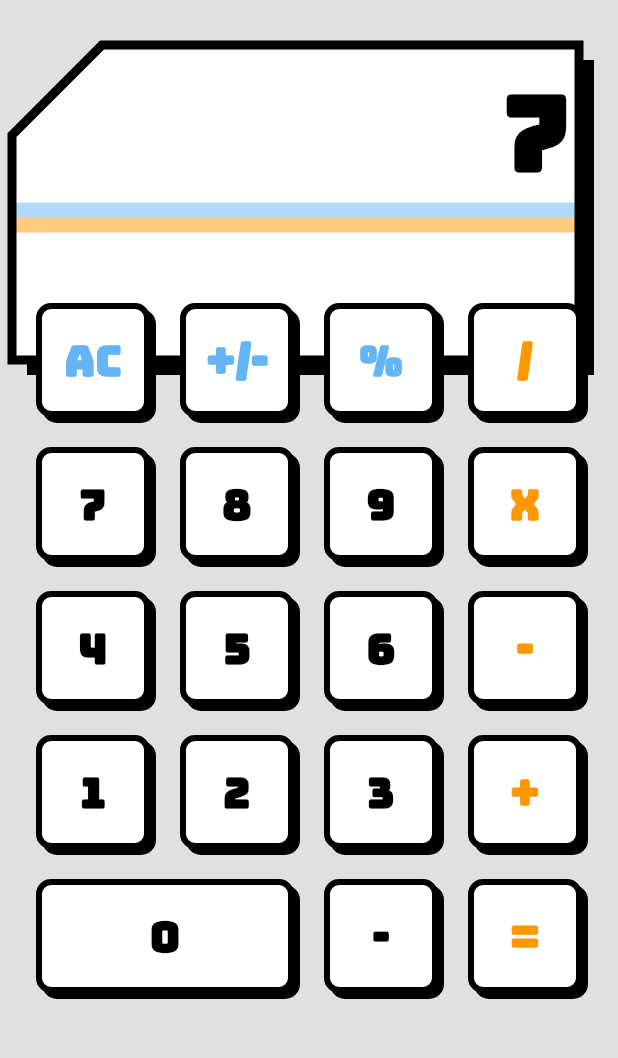
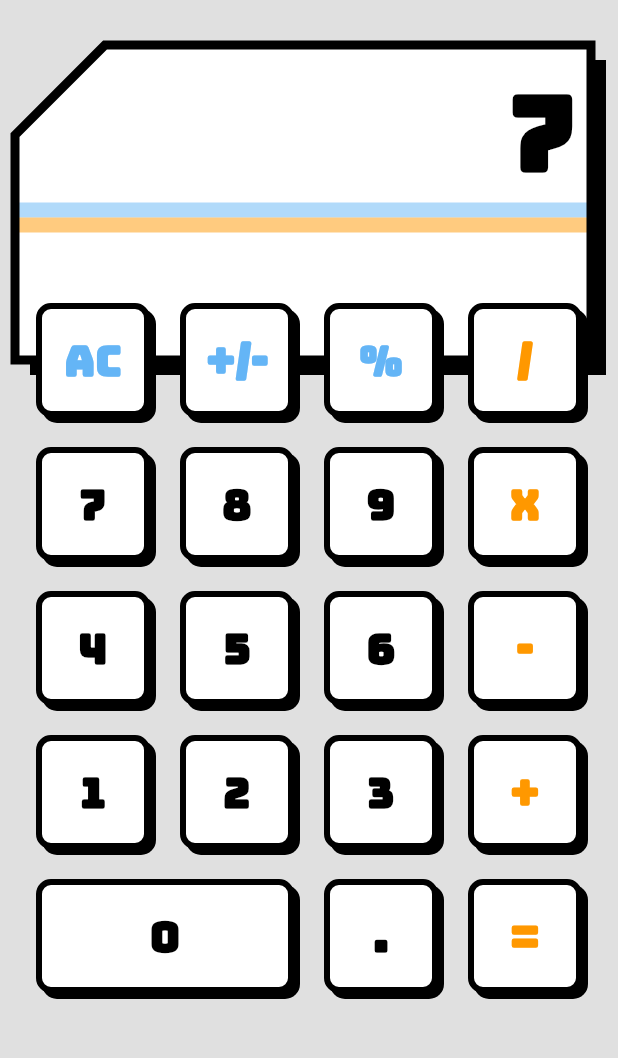
Before and after one commit to infiniteoverflow/casio_calculator, a Flutter app: the screen it shows after launch, after a tap on an icon or button, on a phone screen of 412 x 824 dp, the part 177-1235 px from its top. Run offline on Flutter 3.47's test engine with Material 2 defaults, Android fonts, the phone set to English and light mode, and no system bars; our stand-ins replace google_fonts; Roboto replaces fonts that are missing (Michroma).

Commit message:
UI changes

```diff
--- a/lib/app_constants.dart
+++ b/lib/app_constants.dart
@@ -31,7 +31,7 @@ class CalculatorKeys {
     ['3', KColors.primaryColor, KeyTypes.digit],
     ['+', KColors.operatorColor, KeyTypes.operator],
     ['0', KColors.primaryColor, KeyTypes.digit],
-    ['-', KColors.primaryColor, KeyTypes.digit],
+    ['.', KColors.primaryColor, KeyTypes.digit],
     ['=', KColors.operatorColor, KeyTypes.operator],
   ];
 }
--- a/lib/components/calculator_page.dart
+++ b/lib/components/calculator_page.dart
@@ -85,8 +85,8 @@ class _CalculatorPageState extends State<CalculatorPage> {
                 Expanded(
                   child: Padding(
                     padding: const EdgeInsets.all(8.0).copyWith(
-                      left: 8,
-                      right: 16,
+                      left: 10,
+                      right: 8,
                     ),
                     child: Stack(
                       children: [
@@ -103,19 +103,20 @@ class _CalculatorPageState extends State<CalculatorPage> {
                               Align(
                                 alignment: Alignment.centerRight,
                                 child: Padding(
-                                  padding: const EdgeInsets.only(right: 16.0),
+                                  padding: const EdgeInsets.only(right: 20.0),
                                   child: ValueListenableBuilder(
                                     valueListenable:
-                                        Notifiers.mainDigitsNotifier,
+                                        Notifiers.screenDisplayNotifier,
                                     builder: (context, value, _) {
-                                      String digits = value.toString();
+                                      String screenDisplayText =
+                                          value == '' ? '0' : value;
 
                                       return Text(
-                                        value.toString(),
+                                        screenDisplayText,
                                         style: GoogleFonts.bungee(
                                           fontSize: 70,
                                           fontWeight: FontWeight.bold,
-                                          color: digits == '0'
+                                          color: screenDisplayText == '0'
                                               ? Colors.grey
                                               : Colors.black,
                                         ),
@@ -126,12 +127,12 @@ class _CalculatorPageState extends State<CalculatorPage> {
                               ),
                               Container(
                                 height: 10,
-                                width: MediaQuery.of(context).size.width - 34,
+                                width: MediaQuery.of(context).size.width - 30,
                                 color: KColors.actionColor?.withOpacity(0.5),
                               ),
                               Container(
                                 height: 10,
-                                width: MediaQuery.of(context).size.width - 34,
+                                width: MediaQuery.of(context).size.width - 30,
                                 color: KColors.operatorColor.withOpacity(0.5),
                               ),
                               const SizedBox(
--- a/lib/components/custom_button.dart
+++ b/lib/components/custom_button.dart
@@ -30,25 +30,23 @@ class CustomButton extends StatelessWidget {
   Widget build(BuildContext context) {
     return GestureDetector(
       onTap: () {
-        String screenValue = Notifiers.mainDigitsNotifier.value.toString();
+        String screenValue = Notifiers.screenDisplayNotifier.value.toString();
+
         switch (buttonType) {
           case KeyTypes.action:
             if (buttonValue == 'AC') {
-              Notifiers.mainDigitsNotifier.value = 0;
+              Notifiers.screenDisplayNotifier.value = '';
             }
             break;
           case KeyTypes.operator:
-            // TODO: Handle this case.
             break;
           case KeyTypes.digit:
-            if (screenValue == '0') {
-              Notifiers.mainDigitsNotifier.value =
-                  int.parse(buttonValue ?? '0');
-            } else {
-              Notifiers.mainDigitsNotifier.value = int.parse(
-                  Notifiers.mainDigitsNotifier.value.toString() +
-                      (buttonValue ?? ''));
+            if (buttonValue == '.') {
+              // TODO: Add snackbar
             }
+
+            Notifiers.screenDisplayNotifier.value =
+                screenValue + (buttonValue ?? '');
             break;
           default:
         }
--- a/lib/notifiers.dart
+++ b/lib/notifiers.dart
@@ -1,5 +1,5 @@
 import 'package:flutter/cupertino.dart';
 
 class Notifiers {
-  static final ValueNotifier mainDigitsNotifier = ValueNotifier(0);
+  static final ValueNotifier screenDisplayNotifier = ValueNotifier('');
 }
```
